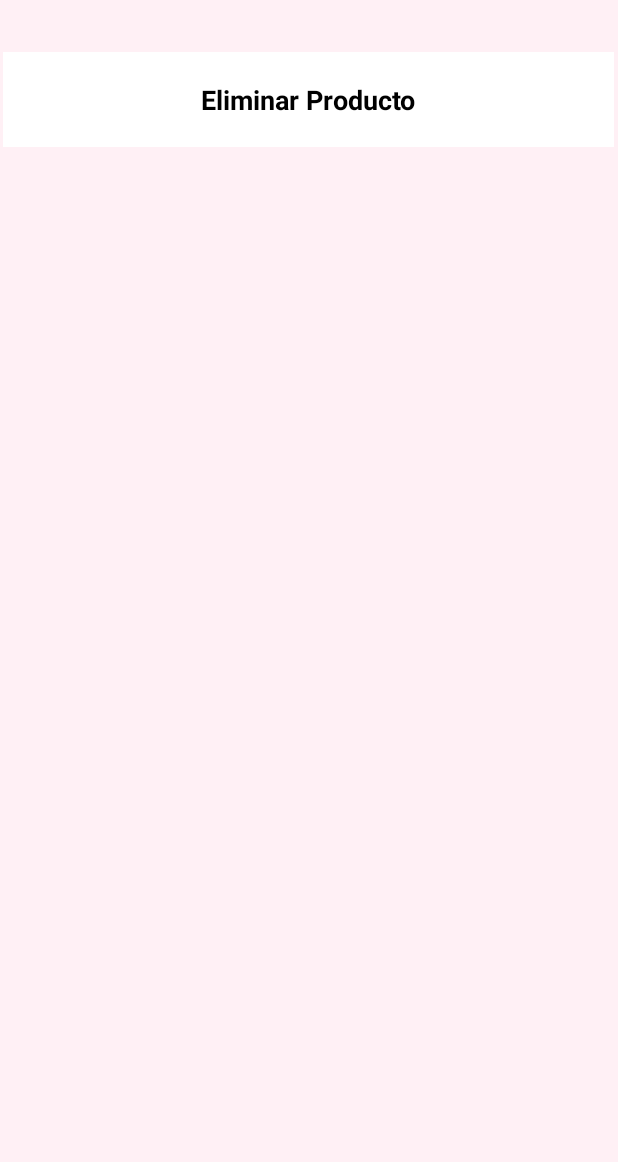
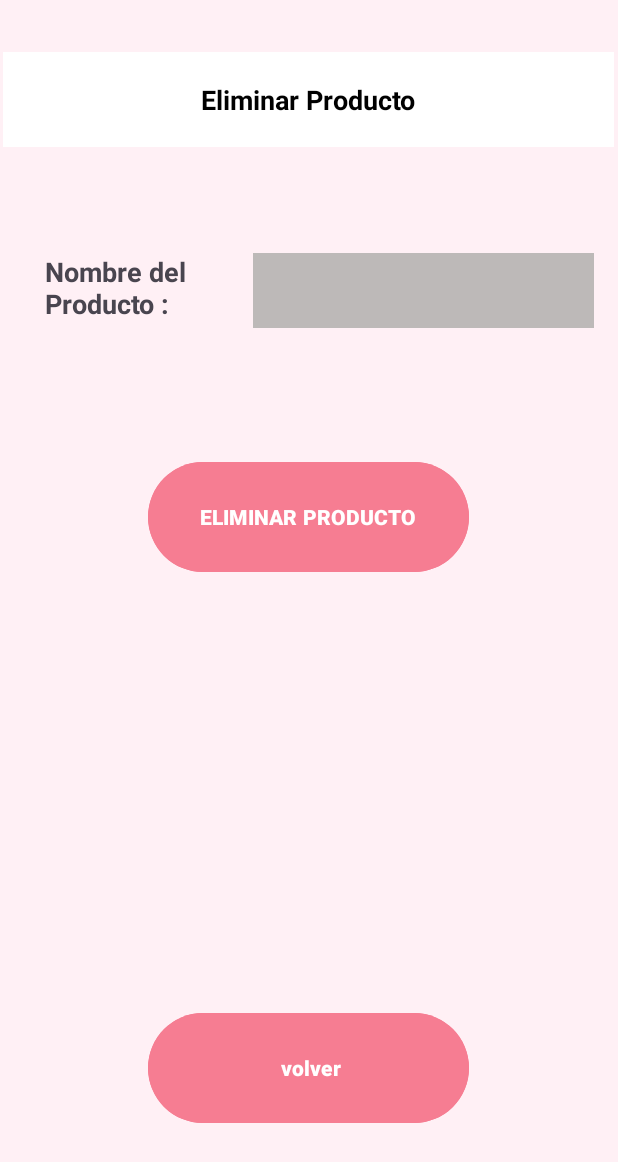
Before and after one commit to Nikoganfornina/Wambi_Shop_v2, an Android app: the activity_adminmain screen opened directly, with no data from a screen before it, after a tap on "ELIMINAR PRODUCTO", on a phone screen of 412 x 824 dp. Shown: the top 1162 px of the screen. Run offline under Robolectric (Android 15) with nearby library versions, the phone set to English and light mode, and no system bars.

Commit message:
METODO ELIMINAR PRODUCTO AÑADIDO

```diff
--- a/app/src/main/AndroidManifest.xml
+++ b/app/src/main/AndroidManifest.xml
@@ -24,7 +24,7 @@
             android:name=".activity_insertarproductoadmin"
             android:exported="false" />
         <activity
-            android:name=".activity_eliminarproductoadmin"
+            android:name=".ActivityEliminarProductoAdmin"
             android:exported="false" />
 
         <activity
--- a/app/src/main/java/com/example/wambi_shop_v2/activity_adminmain.kt
+++ b/app/src/main/java/com/example/wambi_shop_v2/activity_adminmain.kt
@@ -43,7 +43,7 @@ class activity_adminmain : AppCompatActivity() {
         // Configurar el botón para eliminar productos
         val botonEliminar = findViewById<Button>(R.id.deleteproductbutton)
         botonEliminar.setOnClickListener {
-            val intent = Intent(this, activity_eliminarproductoadmin::class.java)
+            val intent = Intent(this, ActivityEliminarProductoAdmin::class.java)
             startActivity(intent)
         }
     }
--- a/app/src/main/java/com/example/wambi_shop_v2/activity_eliminarproductoadmin.kt
+++ b/app/src/main/java/com/example/wambi_shop_v2/activity_eliminarproductoadmin.kt
@@ -1,20 +1,66 @@
 package com.example.wambi_shop_v2
 
 import android.os.Bundle
+import android.widget.Button
+import android.widget.EditText
+import android.widget.Toast
 import androidx.activity.enableEdgeToEdge
 import androidx.appcompat.app.AppCompatActivity
 import androidx.core.view.ViewCompat
 import androidx.core.view.WindowInsetsCompat
 
-class activity_eliminarproductoadmin : AppCompatActivity() {
+class ActivityEliminarProductoAdmin : AppCompatActivity() {
     override fun onCreate(savedInstanceState: Bundle?) {
         super.onCreate(savedInstanceState)
-        enableEdgeToEdge()
+        enableEdgeToEdge()  // Para el diseño a pantalla completa
         setContentView(R.layout.activity_eliminarproductoadmin)
-        ViewCompat.setOnApplyWindowInsetsListener(findViewById(R.id.main)) { v, insets ->
+
+        // Ajuste de márgenes para las barras del sistema (estado y navegación)
+        ViewCompat.setOnApplyWindowInsetsListener(findViewById(R.id.Eliminar)) { v, insets ->
             val systemBars = insets.getInsets(WindowInsetsCompat.Type.systemBars())
             v.setPadding(systemBars.left, systemBars.top, systemBars.right, systemBars.bottom)
             insets
         }
+
+        // Referencia al botón de "Volver"
+        val btnVolver = findViewById<Button>(R.id.volver)
+        btnVolver.setOnClickListener {
+            finish()  // Finaliza la actividad y regresa a la anterior
+        }
+
+        // Referencia al campo donde el administrador ingresa el nombre del producto
+        val etNombreProducto = findViewById<EditText>(R.id.EliminarCuadro)
+
+        // Referencia al botón de "Eliminar Producto"
+        val btnEliminar = findViewById<Button>(R.id.deleteproductbutton)
+        btnEliminar.setOnClickListener {
+            // Obtenemos el texto ingresado en el campo de nombre del producto
+            val nombre = etNombreProducto.text.toString()
+
+            // Validamos si el campo de nombre está vacío
+            if (nombre.isBlank()) {
+                Toast.makeText(this, "Por favor, ingrese el nombre del producto.", Toast.LENGTH_SHORT).show()
+                return@setOnClickListener  // Detener la acción si el campo está vacío
+            }
+
+            try {
+                // Instancia de la clase DBHelper para interactuar con la base de datos
+                val dbInstance = Database.DBHelper(this)
+
+                // Llamar a la función para eliminar el producto usando el nombre
+                val exito = dbInstance.deleteProducto(nombre)
+
+                // Notificar al usuario si la eliminación fue exitosa
+                if (exito) {
+                    Toast.makeText(this, "Producto eliminado con éxito.", Toast.LENGTH_SHORT).show()
+                    etNombreProducto.text.clear()  // Limpiar el campo de texto
+                } else {
+                    Toast.makeText(this, "No se encontró el producto con ese nombre. Verifique e intente nuevamente.", Toast.LENGTH_SHORT).show()
+                }
+            } catch (e: Exception) {
+                // Manejo de excepciones si algo sale mal
+                Toast.makeText(this, "Error al eliminar el producto: ${e.message}", Toast.LENGTH_SHORT).show()
+            }
+        }
     }
 }
--- a/app/src/main/java/com/example/wambi_shop_v2/activity_insertarproductoadmin.kt
+++ b/app/src/main/java/com/example/wambi_shop_v2/activity_insertarproductoadmin.kt
@@ -32,6 +32,11 @@ class activity_insertarproductoadmin : AppCompatActivity() {
         val etDescripcion = findViewById<EditText>(R.id.DescripcionCuadro)
         val etImagen = findViewById<EditText>(R.id.FotoCuadro)
         val btnAddProducto = findViewById<Button>(R.id.button)
+        val btnVolver = findViewById<Button>(R.id.volver)
+
+        btnVolver.setOnClickListener {
+            finish()
+        }
 
         // Instancia de la base de datos
         val database = Database()
--- a/app/src/main/res/layout/activity_eliminarproductoadmin.xml
+++ b/app/src/main/res/layout/activity_eliminarproductoadmin.xml
@@ -27,4 +27,62 @@
         app:layout_constraintStart_toStartOf="parent"
         app:layout_constraintTop_toTopOf="parent"
         app:layout_constraintVertical_bias="0.046" />
+
+    <TextView
+        android:id="@+id/PrecioText"
+        android:layout_width="129dp"
+        android:layout_height="47dp"
+        android:text="Nombre del Producto :"
+        android:textSize="18sp"
+        android:textStyle="bold"
+        app:layout_constraintBottom_toBottomOf="parent"
+        app:layout_constraintEnd_toEndOf="parent"
+        app:layout_constraintHorizontal_bias="0.106"
+        app:layout_constraintStart_toStartOf="parent"
+        app:layout_constraintTop_toTopOf="parent"
+        app:layout_constraintVertical_bias="0.217" />
+
+    <EditText
+        android:id="@+id/EliminarCuadro"
+        android:layout_width="227dp"
+        android:layout_height="50dp"
+        android:background="#bdb9b8"
+        android:ems="10"
+        android:inputType="text"
+        android:text=""
+        app:layout_constraintBottom_toBottomOf="parent"
+        app:layout_constraintEnd_toEndOf="parent"
+        app:layout_constraintHorizontal_bias="0.913"
+        app:layout_constraintStart_toStartOf="parent"
+        app:layout_constraintTop_toTopOf="parent"
+        app:layout_constraintVertical_bias="0.218" />
+
+    <Button
+        android:id="@+id/deleteproductbutton"
+        android:layout_width="214dp"
+        android:layout_height="81dp"
+        android:backgroundTint="#F67D92"
+        android:text="ELIMINAR PRODUCTO"
+        android:textStyle="bold"
+        app:layout_constraintBottom_toBottomOf="parent"
+        app:layout_constraintEnd_toEndOf="parent"
+        app:layout_constraintHorizontal_bias="0.497"
+        app:layout_constraintStart_toStartOf="parent"
+        app:layout_constraintTop_toTopOf="parent"
+        app:layout_constraintVertical_bias="0.409" />
+
+    <Button
+        android:id="@+id/volver"
+        android:layout_width="214dp"
+        android:layout_height="81dp"
+        android:backgroundTint="#F67D92"
+        android:text=" volver"
+        android:textStyle="bold"
+        app:layout_constraintBottom_toBottomOf="parent"
+        app:layout_constraintEnd_toEndOf="parent"
+        app:layout_constraintHorizontal_bias="0.497"
+        app:layout_constraintStart_toStartOf="parent"
+        app:layout_constraintTop_toTopOf="parent"
+        app:layout_constraintVertical_bias="0.904" />
+
 </androidx.constraintlayout.widget.ConstraintLayout>
```
Also changed, not shown: app/src/main/java/com/example/wambi_shop_v2/Database.kt (+12 -0 lines), app/src/main/res/layout/activity_insertarproductoadmin.xml (+15 -1 lines).
